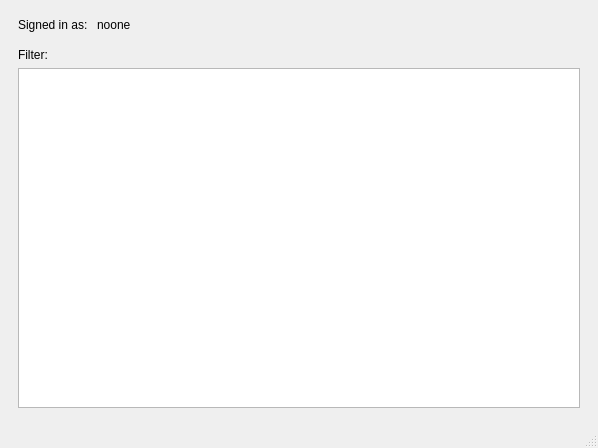
Old version of the form inv_trans_tool/gui/main.ui in the repository tum-i4/inverse-transparency.
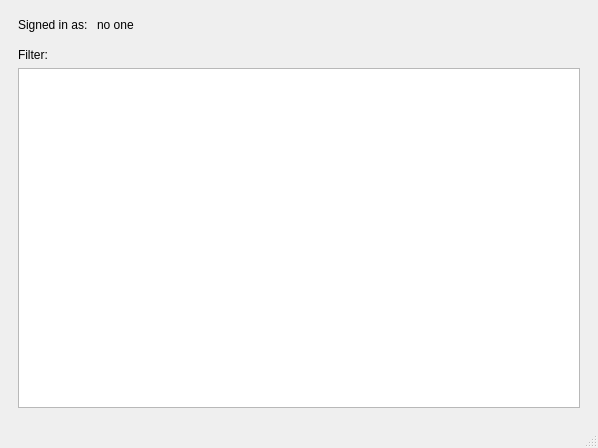
New version of the form. The open tabs and pages were chosen to show the change.

```diff
--- a/inv_trans_tool/gui/main.ui
+++ b/inv_trans_tool/gui/main.ui
@@ -160,7 +160,7 @@
              </font>
             </property>
             <property name="text">
-             <string>noone</string>
+             <string>no one</string>
             </property>
            </widget>
           </item>
```
